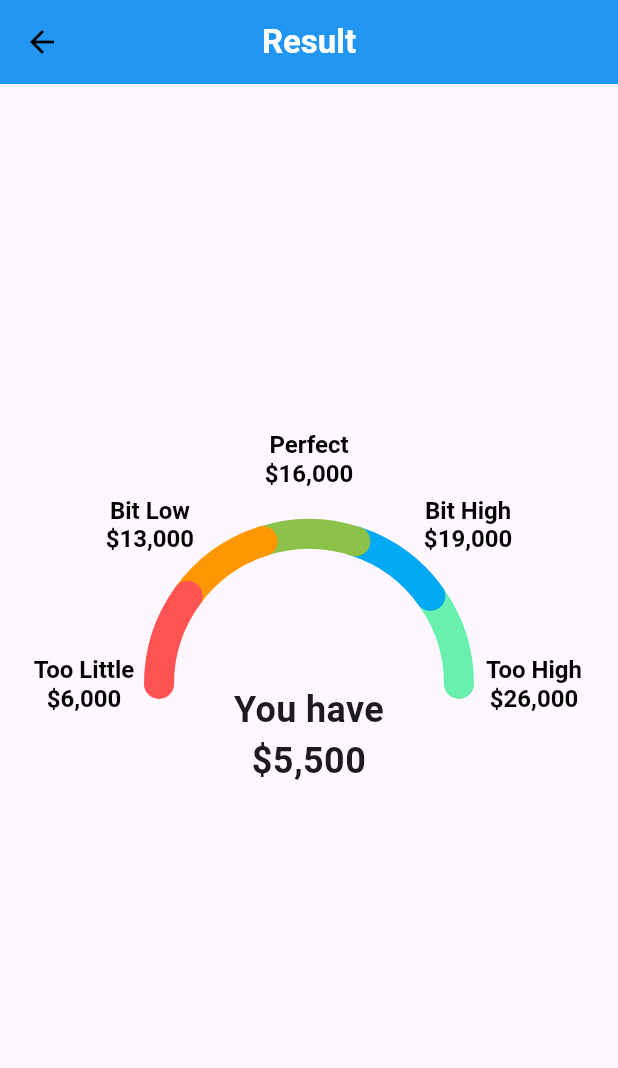
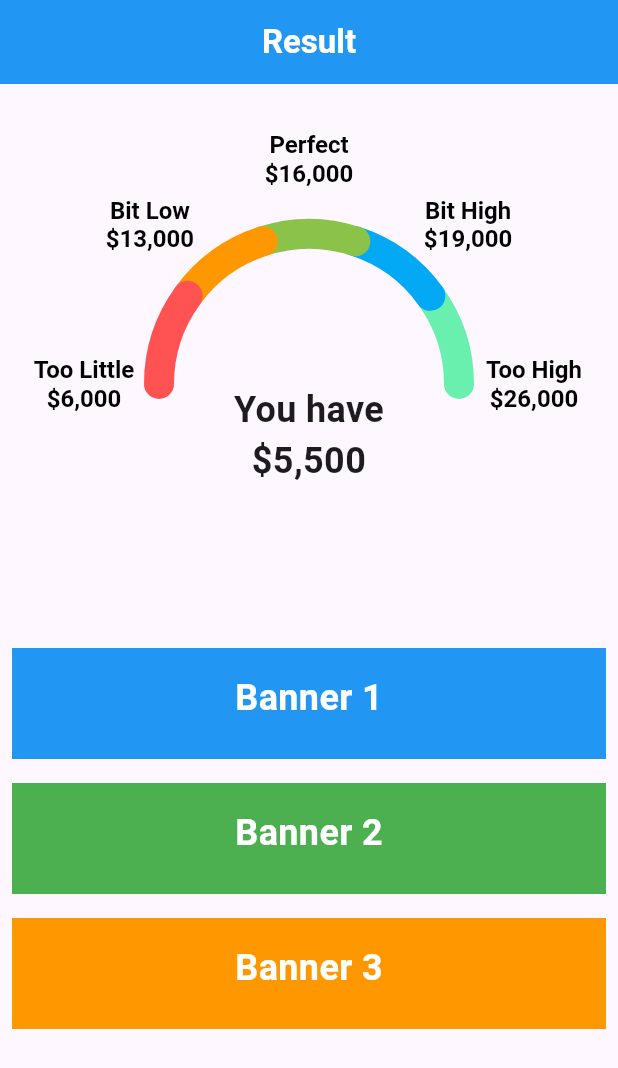
Before and after one commit to MustafaJP/LOKEY, a Flutter app: the OutputPage screen opened by its route, on a phone screen of 412 x 824 dp. Shown: the top 1068 px of the screen. Run offline on Flutter 3.47's test engine with Material 3 defaults, Android fonts, the phone set to English and light mode, and no system bars.

Commit message:
Add the output and recommendation

```diff
--- a/lokey/lib/output_page.dart
+++ b/lokey/lib/output_page.dart
@@ -1,4 +1,6 @@
 import 'package:flutter/material.dart';
+import 'package:flutter/widgets.dart';
+import 'package:lokey/widget/banner_widget.dart';
 import 'package:lokey/widget/half_wheel.dart';
 
 class OutputPage extends StatelessWidget {
@@ -8,6 +10,7 @@ class OutputPage extends StatelessWidget {
   Widget build(BuildContext context) {
     return Scaffold(
       appBar: AppBar(
+        automaticallyImplyLeading: false,
         iconTheme: const IconThemeData(color: Colors.black),
         title: const Text(
           'Result',
@@ -16,22 +19,31 @@ class OutputPage extends StatelessWidget {
         centerTitle: true,
         backgroundColor: Colors.blue,
       ),
-      body: Center(
+      body: SingleChildScrollView(
         child: Column(
+          children: [
+            Column(
               mainAxisAlignment: MainAxisAlignment.center,
               children: [
-            Container(
+                Padding(
+                  padding: const EdgeInsets.only(top: 100),
+                  child: SizedBox(
                     width: 200,
                     height: 100,
                     child: CustomPaint(
                       painter: HalfCirclePainter(),
                     ),
                   ),
+                ),
                 const Text(
                   'You have\n\$5,500',
                   style: TextStyle(fontWeight: FontWeight.bold, fontSize: 24),
                   textAlign: TextAlign.center,
-            )
+                ),
+                const Padding(padding: EdgeInsets.all(50))
+              ],
+            ),
+            BannerWidget(),
           ],
         ),
       ),
--- /dev/null
+++ b/lokey/lib/widget/banner_widget.dart
@@ -0,0 +1,60 @@
+import 'package:flutter/material.dart';
+
+class BannerWidget extends StatelessWidget {
+  @override
+  Widget build(BuildContext context) {
+    return const Column(
+      crossAxisAlignment: CrossAxisAlignment.stretch,
+      children: [
+        BannerBuild(
+          color: Colors.blue,
+          title: 'Banner 1',
+          imagePath: 'assets/banner1.jpg',
+        ),
+        BannerBuild(
+          color: Colors.green,
+          title: 'Banner 2',
+          imagePath: 'assets/banner2.jpg',
+        ),
+        BannerBuild(
+          color: Colors.orange,
+          title: 'Banner 3',
+          imagePath: 'assets/banner3.jpg',
+        ),
+      ],
+    );
+  }
+}
+
+class BannerBuild extends StatelessWidget {
+  final Color color;
+  final String title;
+  final String imagePath;
+
+  const BannerBuild(
+      {Key? key,
+      required this.color,
+      required this.title,
+      required this.imagePath})
+      : super(key: key);
+
+  @override
+  Widget build(BuildContext context) {
+    return Container(
+      color: color,
+      padding: const EdgeInsets.all(16.0),
+      margin: const EdgeInsets.all(8.0),
+      child: Column(
+        crossAxisAlignment: CrossAxisAlignment.center,
+        children: [
+          Text(
+            title,
+            style: const TextStyle(
+                fontSize: 24, fontWeight: FontWeight.bold, color: Colors.white),
+          ),
+          const SizedBox(height: 8.0),
+        ],
+      ),
+    );
+  }
+}
```
Lines whose indentation alone changed are shown as unchanged.
